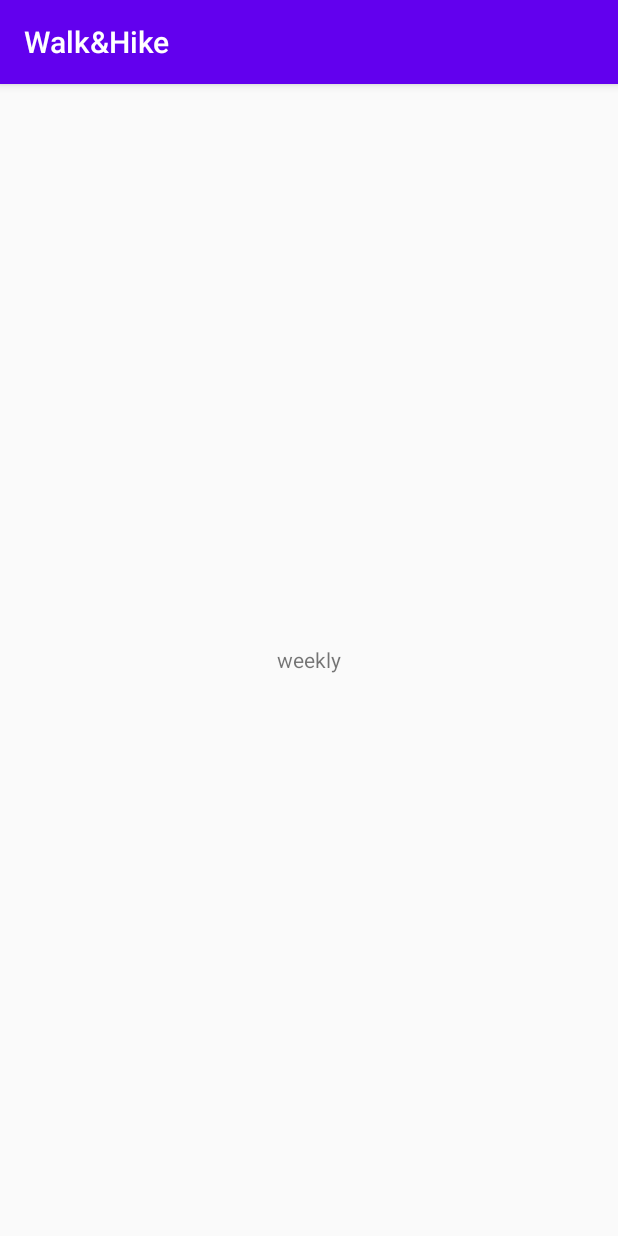
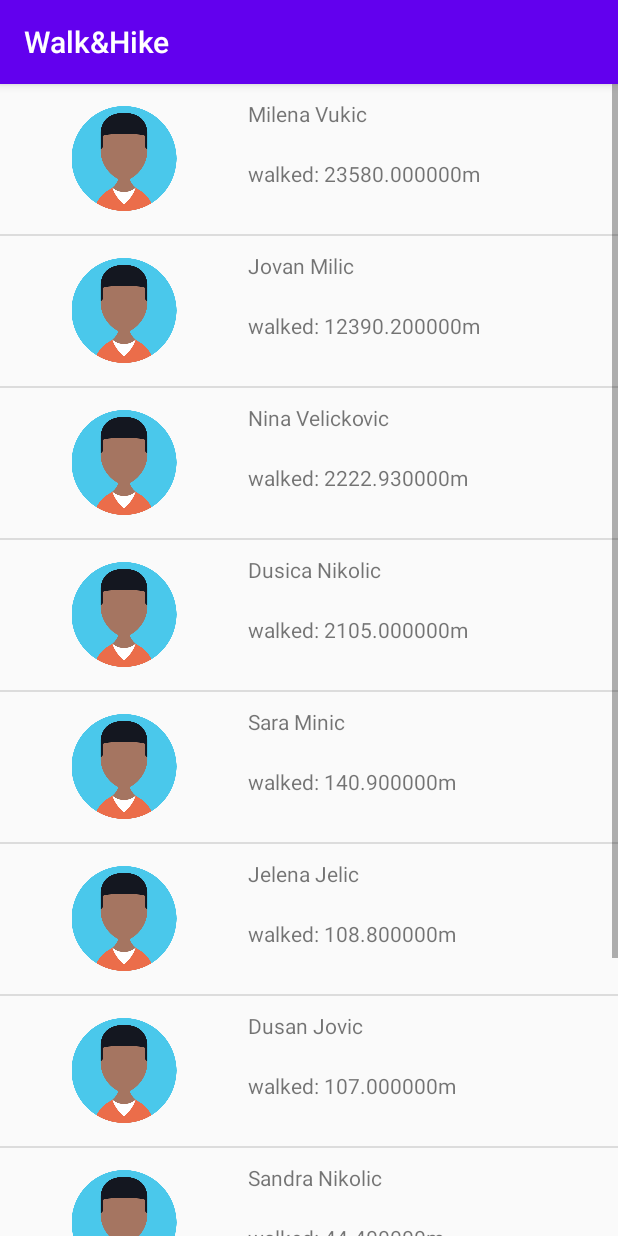
Before and after one commit to tnvkc/MOSIS_Projekat, an Android app: the fragment Leaderboards_Weekly shown on its own in the app's theme, on a phone screen of 412 x 824 dp. Run offline under Robolectric (Android 15) with nearby library versions, the phone set to English and light mode, and no system bars.

Commit message:
leaderboards activity

```diff
--- a/WalkHike/app/src/main/java/tamara/mosis/elfak/walkhike/Fragments/Leaderboards_Weekly.java
+++ b/WalkHike/app/src/main/java/tamara/mosis/elfak/walkhike/Fragments/Leaderboards_Weekly.java
@@ -4,23 +4,108 @@ import android.os.Bundle;
 import android.view.LayoutInflater;
 import android.view.View;
 import android.view.ViewGroup;
+import android.widget.ListView;
 
 import androidx.annotation.NonNull;
 import androidx.annotation.Nullable;
 import androidx.fragment.app.Fragment;
 
+import java.util.ArrayList;
+
+import tamara.mosis.elfak.walkhike.Leaderboard_Entry;
+import tamara.mosis.elfak.walkhike.Leaderboard_Entry_Activity;
+import tamara.mosis.elfak.walkhike.Leaderboard_Entry_Distance;
+import tamara.mosis.elfak.walkhike.LeaderboardsListAdapter;
 import tamara.mosis.elfak.walkhike.R;
 
 public class Leaderboards_Weekly extends Fragment {
 
+    ListView leaderboard_list;
     View view;
+    private int activity_or_distance;
+
+    public int getActivity_or_distance() {
+        return activity_or_distance;
+    }
+
+    public void setActivity_or_distance(int activity_or_distance) {
+        this.activity_or_distance = activity_or_distance;
+    }
 
     public Leaderboards_Weekly() {}
+
+    public Leaderboards_Weekly(int activ_dist) {
+        this.activity_or_distance = activ_dist;
+    }
 
     @Nullable
     @Override
     public View onCreateView(@NonNull LayoutInflater inflater, @Nullable ViewGroup container, @Nullable Bundle savedInstanceState) {
         view = inflater.inflate(R.layout.fragment_leaderboards_weekly, container, false);
+
+        //podesavanje liste
+        leaderboard_list = view.findViewById(R.id.leaderboard_list);
+
+        ArrayList<Leaderboard_Entry> entries = prepareTestData();
+
+        LeaderboardsListAdapter listAdapter = new LeaderboardsListAdapter(getContext(), R.layout.leaderboard_entry_view, entries);
+        leaderboard_list.setAdapter(listAdapter);
+
         return view;
     }
+
+    private ArrayList<Leaderboard_Entry> prepareTestData() {
+
+        Leaderboard_Entry entry1;
+        Leaderboard_Entry entry2;
+        Leaderboard_Entry entry3;
+        Leaderboard_Entry entry4;
+        Leaderboard_Entry entry5;
+        Leaderboard_Entry entry6;
+        Leaderboard_Entry entry7;
+        Leaderboard_Entry entry8;
+        Leaderboard_Entry entry9;
+        Leaderboard_Entry entry10;
+
+        if (activity_or_distance == 1) {
+            //activity tab
+            entry1 = new Leaderboard_Entry_Activity("Nina Vukic", 26580);
+            entry2 = new Leaderboard_Entry_Activity("Nevena Velickovic", 26002);
+            entry3 = new Leaderboard_Entry_Activity("Stefan Milic", 5922);
+            entry4 = new Leaderboard_Entry_Activity("Dusica Nikolic", 1890);
+            entry5 = new Leaderboard_Entry_Activity("Petar Vukadinovic", 1400);
+            entry6 = new Leaderboard_Entry_Activity("Jelena Jelic", 1020);
+            entry7 = new Leaderboard_Entry_Activity("Dragan Dragic", 814);
+            entry8 = new Leaderboard_Entry_Activity("Sara Minic", 532);
+            entry9 = new Leaderboard_Entry_Activity("Luka Vukic",  122);
+            entry10 = new Leaderboard_Entry_Activity("Petar Nakic", 10);
+        } else {
+            //distance tab
+            entry1 = new Leaderboard_Entry_Distance("Milena Vukic", 23580.0);
+            entry2 = new Leaderboard_Entry_Distance("Jovan Milic", 12390.2);
+            entry3 = new Leaderboard_Entry_Distance("Nina Velickovic", 2222.93);
+            entry4 = new Leaderboard_Entry_Distance("Dusica Nikolic", 2105.0);
+            entry5 = new Leaderboard_Entry_Distance("Sara Minic", 140.9);
+            entry6 = new Leaderboard_Entry_Distance("Jelena Jelic", 108.8);
+            entry7 = new Leaderboard_Entry_Distance("Dusan Jovic", 107.0);
+            entry8 = new Leaderboard_Entry_Distance("Sandra Nikolic", 44.4);
+            entry9 = new Leaderboard_Entry_Distance("Lela Rakic", 40.9);
+            entry10 = new Leaderboard_Entry_Distance("Petar Nakic", 0);
+        }
+
+        ArrayList<Leaderboard_Entry> entries = new ArrayList<>();
+        entries.add(entry1);
+        entries.add(entry2);
+        entries.add(entry3);
+        entries.add(entry4);
+        entries.add(entry5);
+        entries.add(entry6);
+        entries.add(entry7);
+        entries.add(entry8);
+        entries.add(entry9);
+        entries.add(entry10);
+
+        return entries;
+    }
+
 }
--- /dev/null
+++ b/WalkHike/app/src/main/java/tamara/mosis/elfak/walkhike/Leaderboard_Entry.java
@@ -0,0 +1,26 @@
+package tamara.mosis.elfak.walkhike;
+
+public abstract class Leaderboard_Entry {
+
+    protected String username;
+    protected double points;
+
+    public Leaderboard_Entry(String username, double points) {
+        this.username = username;
+        this.points = points;
+    }
+
+    public String getUsername() {
+        return username;
+    }
+
+    public void setUsername(String username) {
+        this.username = username;
+    }
+
+    public abstract String getPoints();
+
+    public void setPoints(double points) {
+        this.points = points;
+    }
+}
--- /dev/null
+++ b/WalkHike/app/src/main/java/tamara/mosis/elfak/walkhike/Leaderboard_Entry_Distance.java
@@ -0,0 +1,13 @@
+package tamara.mosis.elfak.walkhike;
+
+public class Leaderboard_Entry_Distance extends Leaderboard_Entry {
+
+    public Leaderboard_Entry_Distance(String username, double points) {
+        super(username, points);
+    }
+
+    public String getPoints()
+    {
+        return String.format("walked: %fm", points);
+    }
+}
--- /dev/null
+++ b/WalkHike/app/src/main/java/tamara/mosis/elfak/walkhike/LeaderboardsListAdapter.java
@@ -0,0 +1,47 @@
+package tamara.mosis.elfak.walkhike;
+
+import android.content.Context;
+import android.view.LayoutInflater;
+import android.view.View;
+import android.view.ViewGroup;
+import android.widget.ArrayAdapter;
+import android.widget.ImageView;
+import android.widget.TextView;
+
+import androidx.annotation.NonNull;
+import androidx.annotation.Nullable;
+
+import java.util.ArrayList;
+
+public class LeaderboardsListAdapter extends ArrayAdapter<Leaderboard_Entry> {
+
+    Context context;
+    int resource;
+
+    public LeaderboardsListAdapter(@NonNull Context context, int resource, @NonNull ArrayList<Leaderboard_Entry> objects) {
+        super(context, resource, objects);
+        this.context = context;
+        this.resource = resource;
+    }
+
+    @NonNull
+    @Override
+    public View getView(int position, @Nullable View convertView, @NonNull ViewGroup parent) {
+
+        String username = getItem(position).getUsername();
+        String points = getItem(position).getPoints();
+
+        LayoutInflater inflater = LayoutInflater.from(context);
+        convertView = inflater.inflate(resource, parent, false);
+
+        ImageView user_image_tv = (ImageView) convertView.findViewById(R.id.leaderboard_user_image);
+        TextView user_name_tv = (TextView) convertView.findViewById(R.id.leaderboard_user_name);
+        TextView points_tv = (TextView) convertView.findViewById(R.id.leaderboard_entry_points);
+
+        user_image_tv.setImageResource(R.drawable.boy); //svima ovo za sada
+        user_name_tv.setText(username);
+        points_tv.setText(points);
+
+        return convertView;
+    }
+}
--- a/WalkHike/app/src/main/res/layout/fragment_leaderboards_weekly.xml
+++ b/WalkHike/app/src/main/res/layout/fragment_leaderboards_weekly.xml
@@ -1,15 +1,14 @@
 <?xml version="1.0" encoding="utf-8"?>
-<LinearLayout xmlns:android="http://schemas.android.com/apk/res/android"
+<RelativeLayout xmlns:android="http://schemas.android.com/apk/res/android"
+    xmlns:app="http://schemas.android.com/apk/res-auto"
     android:layout_width="match_parent"
     android:layout_height="match_parent"
-    android:orientation="vertical"
-    android:gravity="center">
+    android:gravity="center"
+    android:orientation="vertical">
 
-    <TextView
+    <ListView
+        android:id="@+id/leaderboard_list"
         android:layout_width="match_parent"
-        android:layout_height="wrap_content"
-        android:text="weekly"
-        android:gravity="center"
-        />
+        android:layout_height="wrap_content" />
 
-</LinearLayout>
+</RelativeLayout>
--- /dev/null
+++ b/WalkHike/app/src/main/res/layout/leaderboard_entry_view.xml
@@ -0,0 +1,39 @@
+<?xml version="1.0" encoding="utf-8"?>
+<LinearLayout xmlns:android="http://schemas.android.com/apk/res/android"
+    android:layout_width="match_parent"
+    android:layout_height="100dp"
+    android:orientation="horizontal"
+    android:weightSum="100"
+    android:gravity="center">
+
+    <ImageView
+        android:layout_width="match_parent"
+        android:layout_height="70dp"
+        android:id="@+id/leaderboard_user_image"
+        android:layout_weight="60"
+        android:gravity="center"
+        />
+
+    <LinearLayout
+        android:layout_width="match_parent"
+        android:layout_height="wrap_content"
+        android:orientation="vertical"
+        android:layout_weight="40"
+        android:gravity="center">
+
+        <TextView
+            android:layout_width="match_parent"
+            android:layout_height="40dp"
+            android:id="@+id/leaderboard_user_name"
+            android:text="lalala"
+            />
+
+        <TextView
+            android:layout_width="match_parent"
+            android:layout_height="40dp"
+            android:id="@+id/leaderboard_entry_points"
+            android:text="bla bla"/>
+
+    </LinearLayout>
+
+</LinearLayout>
```
Also changed, not shown: WalkHike/app/src/main/java/tamara/mosis/elfak/walkhike/Fragments/Leaderboards_Activity.java (added, +47 -0 lines), WalkHike/app/src/main/java/tamara/mosis/elfak/walkhike/Fragments/Leaderboards_Activity_Distance_ViewPagerAdapter.java (added, +42 -0 lines), WalkHike/app/src/main/java/tamara/mosis/elfak/walkhike/Fragments/Leaderboards_AllTime.java (+87 -0 lines), WalkHike/app/src/main/java/tamara/mosis/elfak/walkhike/Fragments/Leaderboards_Distance.java (added, +44 -0 lines), WalkHike/app/src/main/java/tamara/mosis/elfak/walkhike/Fragments/Leaderboards_Monthly.java (+86 -0 lines), WalkHike/app/src/main/java/tamara/mosis/elfak/walkhike/Fragments/Leaderboards_ViewPagerAdapter_Dist.java (added, +42 -0 lines), WalkHike/app/src/main/java/tamara/mosis/elfak/walkhike/Leaderboard_Entry_Activity.java (added, +13 -0 lines), WalkHike/app/src/main/java/tamara/mosis/elfak/walkhike/LeaderboardsActivity.java (+14 -16 lines), WalkHike/app/src/main/res/layout/activity_leaderboards.xml (+3 -25 lines), WalkHike/app/src/main/res/layout/fragment_leaderboards_activity.xml (added, +19 -0 lines), WalkHike/app/src/main/res/layout/fragment_leaderboards_alltime.xml (+8 -9 lines), WalkHike/app/src/main/res/layout/fragment_leaderboards_distance.xml (renamed from WalkHike/app/src/main/res/layout/leaderboards.xml, +6 -6 lines), WalkHike/app/src/main/res/layout/fragment_leaderboards_monthly.xml (+8 -9 lines).
